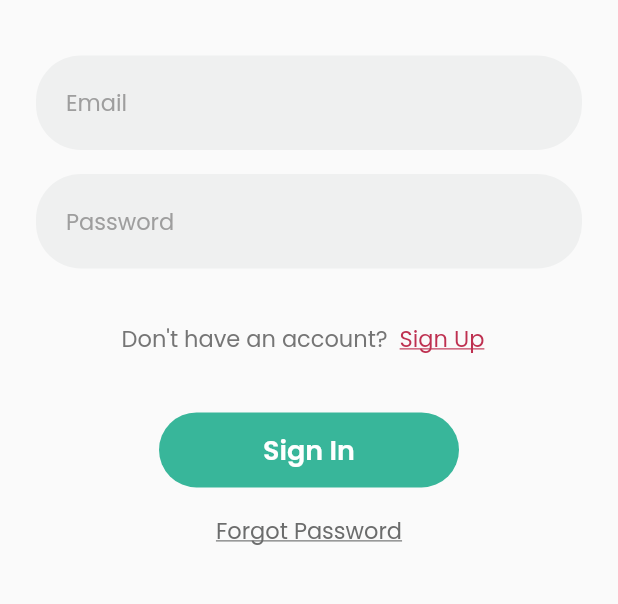
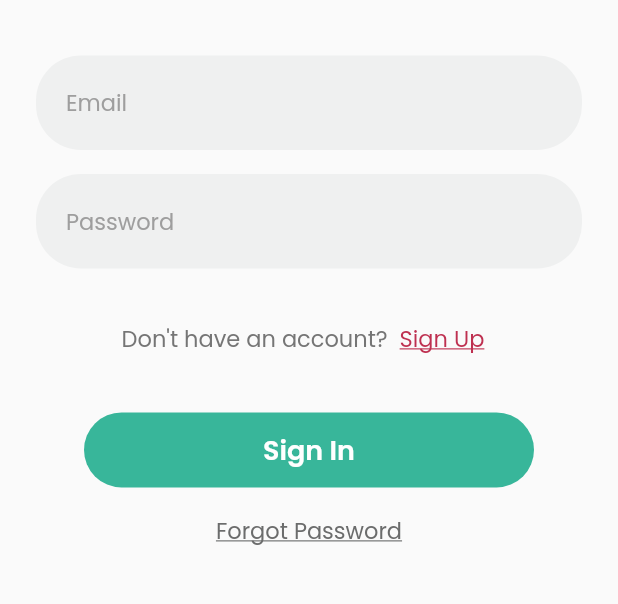
Before and after one commit to ND-Telemedicine-App/ND-Telemedicine-App, a Flutter app: the screen it shows after launch, on a phone screen of 412 x 824 dp, the part 483-1087 px from its top. Run offline on Flutter 3.47's test engine with Material 2 defaults, Android fonts, the phone set to English and light mode, and no system bars.

Commit message:
increase size button

```diff
--- a/lib/pages/SignIn.dart
+++ b/lib/pages/SignIn.dart
@@ -102,7 +102,7 @@ class _SignInPageState extends State<SignInPage> {
                     Container(
                       margin: const EdgeInsets.only(top: 25),
                       height: 50,
-                      width: 200,
+                      width: 300,
                       decoration: BoxDecoration(
                           borderRadius: BorderRadius.circular(40),
                           color: Color(0xff38B69A),
```
